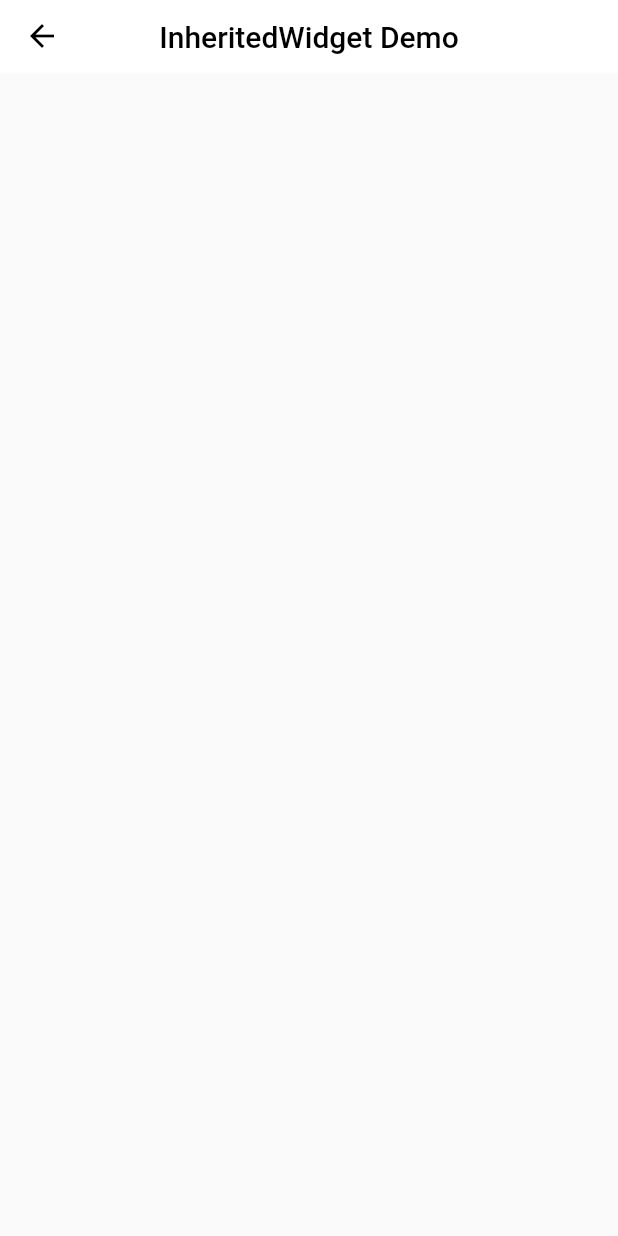
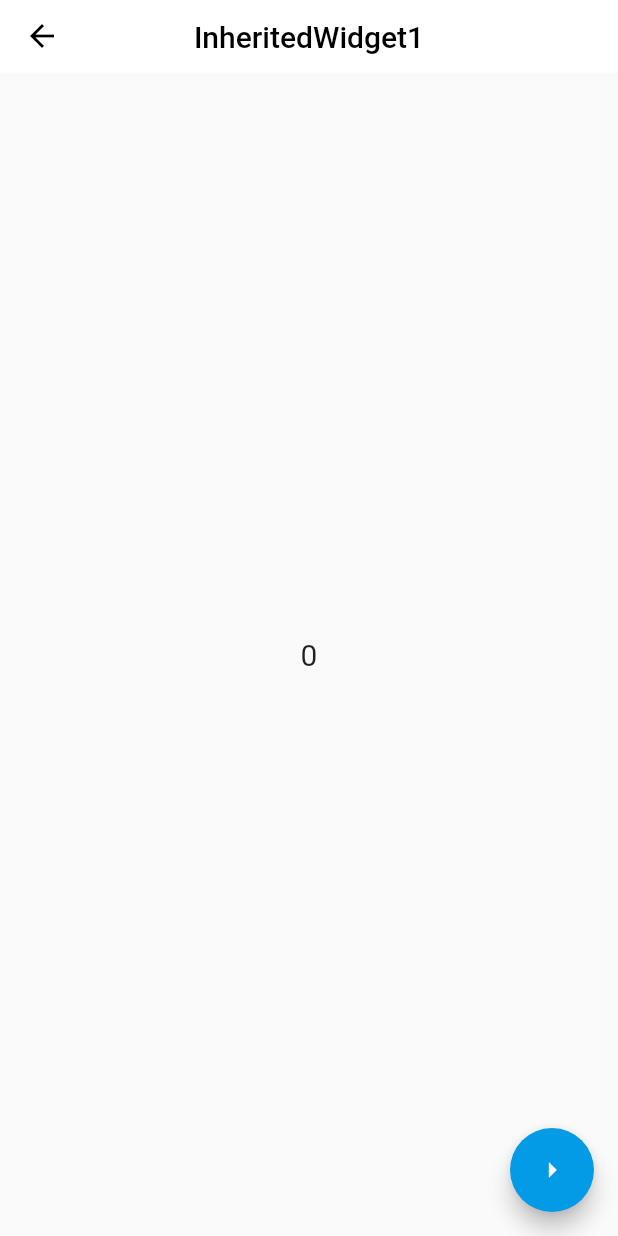
Before and after one commit to withwind318/flutter_demos, a Flutter app: the screen it shows after launch, after a tap on "InheritedWidget Demo", on a phone screen of 412 x 824 dp. Run offline on Flutter 3.47's test engine with Material 2 defaults, Android fonts, the phone set to English and light mode, and no system bars.

Commit message:
InheritedWidget管理app状态示例

```diff
--- a/lib/main.dart
+++ b/lib/main.dart
@@ -1,12 +1,15 @@
 import 'package:flutter/material.dart';
 import 'package:flutter/services.dart';
 import 'package:flutter_demos/screens/home.dart';
+import 'package:flutter_demos/widgets/app_state/state_container.dart';
 
-void main() => runApp(MyApp());
+//void main() => runApp(MyApp());
+void main() => runApp(StateContainer(child: MyApp()));
 
 class MyApp extends StatelessWidget {
   @override
   Widget build(BuildContext context) {
+    print('MyApp build');
     SystemChrome.setSystemUIOverlayStyle(SystemUiOverlayStyle(
       statusBarColor: Colors.white.withOpacity(0),
       statusBarIconBrightness: Brightness.dark,
--- a/lib/screens/base/base_screen_state.dart
+++ b/lib/screens/base/base_screen_state.dart
@@ -2,7 +2,7 @@ import 'package:flutter/cupertino.dart';
 import 'package:flutter/material.dart';
 import 'package:flutter_demos/helpers/screen_helper.dart';
 
-abstract class BaseScreenState<T extends StatefulWidget> extends State<T>  {
+abstract class BaseScreenState<T extends StatefulWidget> extends State<T> {
   String title = "";
   bool hasAppbar = true;
   Color titleColor = Colors.black;
@@ -24,6 +24,7 @@ abstract class BaseScreenState<T extends StatefulWidget> extends State<T>  {
         backgroundColor: backgroundColor,
         appBar: this.buildAppBar(context),
         body: this.buildSelfScrollBody(context) ?? SingleChildScrollView(child: this.buildBody(context)),
+        floatingActionButton: this.buildFloatingActionButton(context),
       ),
     );
   }
@@ -49,6 +50,10 @@ abstract class BaseScreenState<T extends StatefulWidget> extends State<T>  {
     }
   }
 
+  Widget buildFloatingActionButton(BuildContext context) {
+    return null;
+  }
+
   //不需要添加滚动的界面
   Widget buildSelfScrollBody(BuildContext context) {
     return null;
@@ -58,5 +63,4 @@ abstract class BaseScreenState<T extends StatefulWidget> extends State<T>  {
   Widget buildBody(BuildContext context) {
     return null;
   }
-
 }
--- a/lib/screens/base/base_stateless_screen.dart
+++ b/lib/screens/base/base_stateless_screen.dart
@@ -11,6 +11,7 @@ abstract class BaseStatelessScreen extends StatelessWidget {
 
   @override
   Widget build(BuildContext context) {
+    debugPrint('${this.toString()} build call');
     return Scaffold(
       appBar: this.buildAppBar(context),
       body: this.buildSelfScrollBody(context) ?? SingleChildScrollView(child: this.buildBody(context)),
--- a/lib/screens/home.dart
+++ b/lib/screens/home.dart
@@ -2,20 +2,17 @@ import 'package:flutter/material.dart';
 import 'package:flutter_demos/helpers/screen_helper.dart';
 import 'package:flutter_demos/router.dart';
 import 'package:flutter_demos/screens/base/base_screen_state.dart';
-import 'package:flutter_demos/screens/inherited_widget.dart';
+import 'package:flutter_demos/screens/inherited_widget1.dart';
 import 'package:flutter_demos/screens/provider.dart';
 import 'package:flutter_demos/theme/theme.dart';
 import 'package:flutter_demos/widgets/click_item.dart';
 
-
 class Home extends StatefulWidget {
-
   @override
   _HomeState createState() => _HomeState();
 }
 
 class _HomeState extends BaseScreenState<Home> {
-
   @override
   void initState() {
     super.initState();
@@ -35,19 +32,18 @@ class _HomeState extends BaseScreenState<Home> {
         ClickItem(
           title: 'InheritedWidget Demo',
           onTap: () {
-            Router.push(context, InheritedWidgetDemo());
+            Router.push(context, InheritedWidget1());
           },
         ),
-        Divider(color: AppColor.dividerColor, height: rpx(1), indent: rpx(30)),
+        Divider(color: AppColors.dividerColor, height: rpx(1), indent: rpx(30)),
         ClickItem(
           title: 'Provider Demo',
           onTap: () {
             Router.push(context, ProviderDemo());
           },
         ),
-        Divider(color: AppColor.dividerColor, height: rpx(1), indent: rpx(30)),
+        Divider(color: AppColors.dividerColor, height: rpx(1), indent: rpx(30)),
       ],
     );
   }
-
 }
--- a/lib/screens/inherited_widget.dart
+++ /dev/null
@@ -1,41 +0,0 @@
-import 'package:flutter/widgets.dart';
-import 'package:flutter_demos/screens/base/base_stateless_screen.dart';
-import 'package:flutter_demos/widgets/my_inherited_widget.dart';
-
-class InheritedWidgetDemo extends BaseStatelessScreen {
-
-  get title => 'InheritedWidget Demo';
-
-  @override
-  Widget buildBody(BuildContext context) {
-    return MyInheritedWidget(
-      value: 0,
-      child: Column(
-        children: <Widget>[
-          TestWidget(label: 'A'),
-          MyInheritedWidget(
-            value: 1,
-            child: TestWidget(label: 'B'),
-          ),
-          MyInheritedWidget(
-            value: 2,
-            child: TestWidget(label: 'C'),
-          ),
-        ],
-      ),
-    );
-  }
-
-}
-
-class TestWidget extends StatelessWidget {
-  final String label;
-  TestWidget({this.label});
-
-  @override
-  Widget build(BuildContext context) {
-    MyInheritedWidget myInheritedWidget = MyInheritedWidget.of(context);
-    print('TestWidget($label) myInheritedWidget.value = ${myInheritedWidget.value}');
-    return Container();
-  }
-}
--- /dev/null
+++ b/lib/screens/inherited_widget1.dart
@@ -0,0 +1,32 @@
+import 'package:flutter/material.dart';
+import 'package:flutter/widgets.dart';
+import 'package:flutter_demos/router.dart';
+import 'package:flutter_demos/screens/base/base_stateless_screen.dart';
+import 'package:flutter_demos/screens/inherited_widget2.dart';
+import 'package:flutter_demos/widgets/my_inherited_widget.dart';
+
+class InheritedWidget1 extends BaseStatelessScreen {
+  get title => 'InheritedWidget1';
+
+  @override
+  Widget buildSelfScrollBody(BuildContext context) {
+    return Center(child: MyWidget());
+  }
+
+  @override
+  Widget buildFloatingActionButton(BuildContext context) {
+    return FloatingActionButton(
+      child: Icon(Icons.arrow_right),
+      onPressed: () => Router.push(context, InheritedWidget2()),
+    );
+  }
+}
+
+class MyWidget extends StatelessWidget {
+  @override
+  Widget build(BuildContext context) {
+    print('MyWidget build');
+    MyInheritedWidget myInheritedWidget = MyInheritedWidget.of(context);
+    return Text('${myInheritedWidget.data.count}', style: TextStyle(fontSize: 20));
+  }
+}
--- /dev/null
+++ b/lib/screens/inherited_widget2.dart
@@ -0,0 +1,39 @@
+import 'package:flutter/material.dart';
+import 'package:flutter/widgets.dart';
+import 'package:flutter_demos/screens/base/base_screen_state.dart';
+import 'package:flutter_demos/screens/base/base_stateful_screen.dart';
+import 'package:flutter_demos/widgets/my_inherited_widget.dart';
+
+class InheritedWidget2 extends BaseStatefulScreen {
+  @override
+  State<StatefulWidget> createState() {
+    return _InheritedWidget2State();
+  }
+}
+
+class _InheritedWidget2State extends BaseScreenState<InheritedWidget2> {
+  String title = 'InheritedWidget2';
+
+  @override
+  Widget buildSelfScrollBody(BuildContext context) {
+    MyInheritedWidget myInheritedWidget = MyInheritedWidget.of(context);
+    return Center(
+      child: Text('${myInheritedWidget.data.count}', style: TextStyle(fontSize: 20)),
+    );
+  }
+
+  @override
+  Widget buildFloatingActionButton(BuildContext context) {
+    MyInheritedWidget myInheritedWidget = MyInheritedWidget.of(context);
+    return FloatingActionButton(
+      child: Icon(Icons.add),
+      onPressed: () => myInheritedWidget.data.increment(),
+    );
+  }
+
+  @override
+  void didChangeDependencies() {
+    super.didChangeDependencies();
+    print('_InheritedWidget2State didChangeDependencies');
+  }
+}
--- a/lib/theme/theme.dart
+++ b/lib/theme/theme.dart
@@ -1,6 +1,6 @@
 import 'package:flutter/material.dart';
 
-class AppColor {
+class AppColors {
   static const Color mainAppColor = const Color(0xff419bd6);
   static const Color secondaryAppColor = const Color(0xffED5429);
   static const Color grayBackground = const Color(0xfff4f4f4);
@@ -12,7 +12,7 @@ class AppColor {
   static const Color errorMsgColor = const Color(0xffE63939);
 }
 
-class AppDimen {
+class AppDimens {
   static const double screenPaddingHorRpx = 30;//页面左右padding
   static const double formFieldVerPaddingRpx = 20;
   static const double mainTextSizeRpx = 30;
--- /dev/null
+++ b/lib/widgets/app_state/state_container.dart
@@ -0,0 +1,33 @@
+import 'package:flutter/material.dart';
+import 'package:flutter/widgets.dart';
+import 'package:flutter_demos/widgets/my_inherited_widget.dart';
+
+class StateContainer extends StatefulWidget {
+  final Widget child;
+
+  StateContainer({@required this.child});
+
+  @override
+  State<StatefulWidget> createState() {
+    return StateContainerState();
+  }
+}
+
+class StateContainerState extends State<StateContainer> {
+  int count = 0;
+
+  void increment() {
+    setState(() {
+      count++;
+    });
+  }
+
+  @override
+  Widget build(BuildContext context) {
+    print('StateContainerState build');
+    return MyInheritedWidget(
+      data: this,
+      child: widget.child,
+    );
+  }
+}
--- a/lib/widgets/base/base_stateless_widget.dart
+++ b/lib/widgets/base/base_stateless_widget.dart
@@ -2,9 +2,7 @@ import 'package:flutter/material.dart';
 import 'package:flutter_demos/helpers/screen_helper.dart';
 
 abstract class BaseStatelessWidget extends StatelessWidget {
-
   double rpx(double size) {
     return size * ScreenHelper().widthScale;
   }
-
 }
--- a/lib/widgets/click_item.dart
+++ b/lib/widgets/click_item.dart
@@ -13,7 +13,7 @@ class ClickItem extends BaseStatelessWidget {
   Widget build(BuildContext context) {
     return InkWell(
       splashColor: Colors.transparent,
-      highlightColor: AppColor.grayBackground,
+      highlightColor: AppColors.grayBackground,
       onTap: onTap,
       child: Container(
         height: rpx(100),
@@ -22,7 +22,7 @@ class ClickItem extends BaseStatelessWidget {
           child: Row(
             mainAxisAlignment: MainAxisAlignment.spaceBetween,
             children: <Widget>[
-              Text(title, style: TextStyle(color: AppColor.mainBlackText, fontSize: rpx(30))),
+              Text(title, style: TextStyle(color: AppColors.mainBlackText, fontSize: rpx(30))),
               Image.asset('assets/images/ic_go.png', width: rpx(16), height: rpx(30)),
             ],
           ),
--- a/lib/widgets/my_inherited_widget.dart
+++ b/lib/widgets/my_inherited_widget.dart
@@ -1,10 +1,10 @@
 import 'package:flutter/widgets.dart';
+import 'package:flutter_demos/widgets/app_state/state_container.dart';
 
 class MyInheritedWidget extends InheritedWidget {
+  final StateContainerState data;
 
-  final int value;
-
-  MyInheritedWidget({@required this.value, @required Widget child}) : super(child: child);
+  MyInheritedWidget({@required this.data, @required Widget child}) : super(child: child);
 
   static MyInheritedWidget of(BuildContext context) {
     return context.dependOnInheritedWidgetOfExactType<MyInheritedWidget>();
@@ -12,7 +12,6 @@ class MyInheritedWidget extends InheritedWidget {
 
   @override
   bool updateShouldNotify(InheritedWidget oldWidget) {
-    return false;
+    return true;
   }
-
 }
```
Also changed, not shown: lib/helpers/dialog_helper.dart (added, +24 -0 lines), lib/widgets/dialog/base_dialog.dart (added, +47 -0 lines), lib/widgets/dialog/dialog_1btn.dart (added, +46 -0 lines), lib/widgets/dialog/dialog_button.dart (added, +44 -0 lines), lib/widgets/dialog/dialog_route.dart (added, +62 -0 lines).
